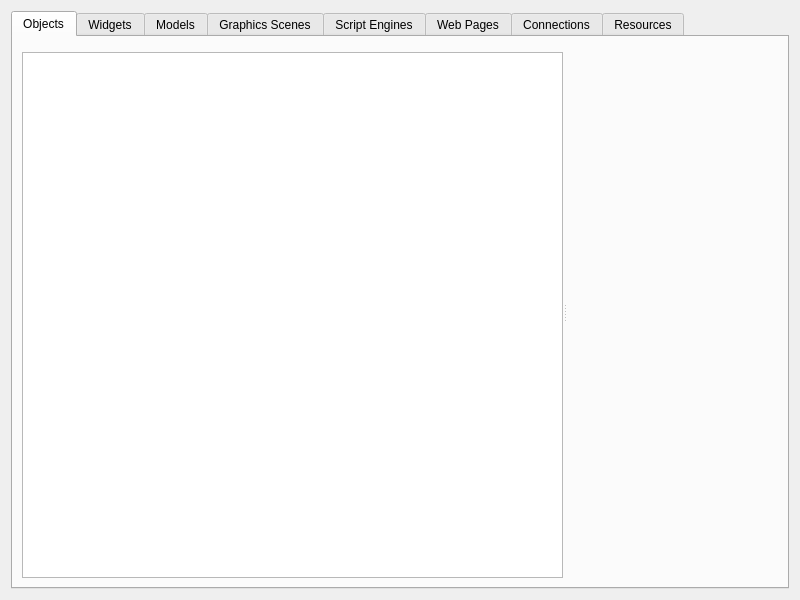
First picture: the form in mainwindow.ui, repository KDAB/GammaRay, before the edit.
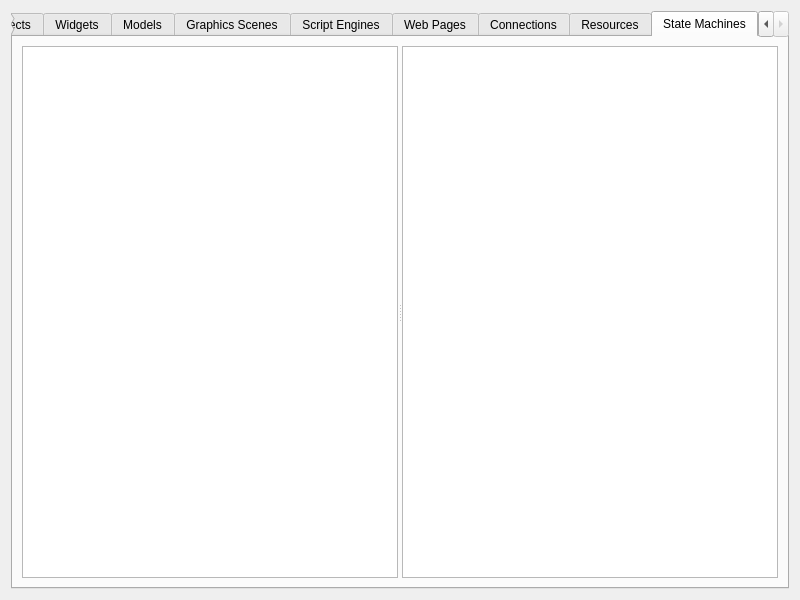
Second picture: the form after the edit. The open tabs and pages were chosen to show the change. Custom widgets are drawn as their Qt base class.

Commit message: Add a simple state machine visualizer.

Patch:
```diff
--- a/mainwindow.ui
+++ b/mainwindow.ui
@@ -280,6 +280,22 @@
        </item>
       </layout>
      </widget>
+     <widget class="QWidget" name="tab_8">
+      <attribute name="title">
+       <string>State Machines</string>
+      </attribute>
+      <layout class="QHBoxLayout" name="horizontalLayout_5">
+       <item>
+        <widget class="QSplitter" name="splitter_8">
+         <property name="orientation">
+          <enum>Qt::Horizontal</enum>
+         </property>
+         <widget class="QTreeView" name="stateMachinesView"/>
+         <widget class="QTreeView" name="singleStateMachineView"/>
+        </widget>
+       </item>
+      </layout>
+     </widget>
     </widget>
    </item>
   </layout>
```
The commit also changes 2 other files.
